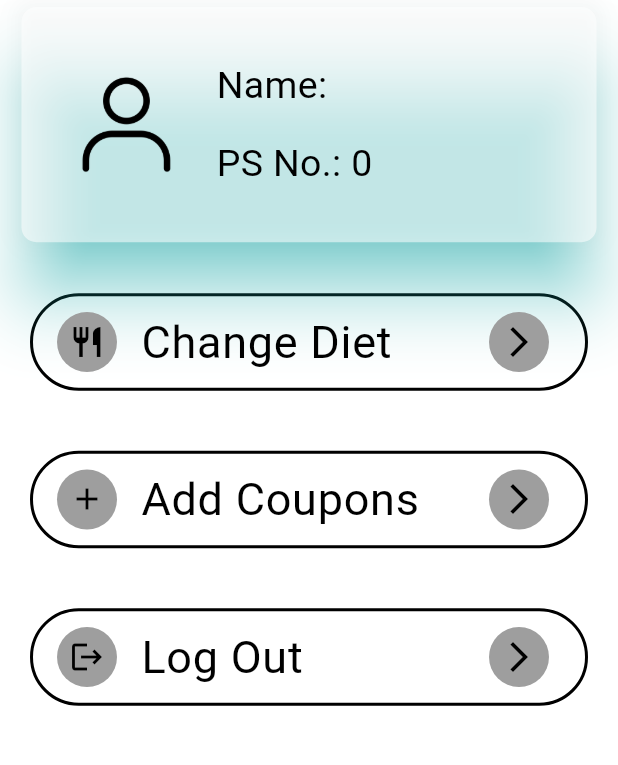
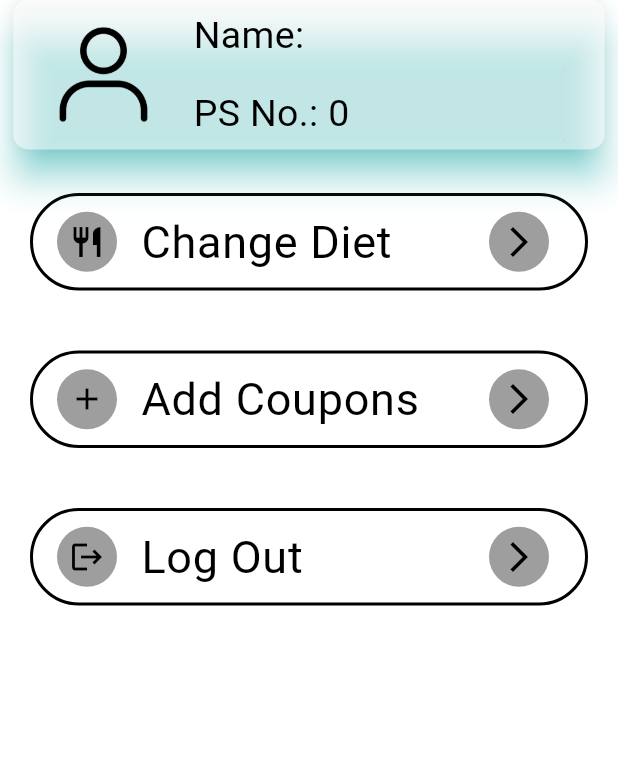
Before and after one commit to vnkados31/csms, a Flutter app: the SettingsScreen screen opened directly, on a phone screen of 412 x 824 dp, the part 98-863 px from its top. Run offline on Flutter 3.47's test engine with Material 3 defaults, Android fonts, the phone set to English and light mode, and no system bars; our stand-ins replace badges, flutter_rating_bar, qr_flutter, shared_preferences; missing offline and left inert: beep_player, mobile_scanner, qr_scanner_overlay; accounts and stored records are empty.

```diff
--- a/lib/constants/global_variables.dart
+++ b/lib/constants/global_variables.dart
@@ -1,6 +1,6 @@
 import 'package:flutter/material.dart';
 
-String uri = 'http://192.168.1.5:3000';
+String uri = 'http://125.99.108.76:3000';
 
 //final GlobalKey<ScaffoldState> scaffoldKey = GlobalKey<ScaffoldState>();
 
--- a/lib/features/menu/screens/add_items.dart
+++ b/lib/features/menu/screens/add_items.dart
@@ -67,6 +67,7 @@ class _AddItemScreenState extends State<AddItemScreen> {
                   });
 
                   addMenuItem();
+
                   loading = false;
 
                   widget.initFunction();
--- a/lib/features/settings/screens/settings_screen.dart
+++ b/lib/features/settings/screens/settings_screen.dart
@@ -94,19 +94,17 @@ class _SettingsScreenState extends State<SettingsScreen> {
                       );
                     },
                     child: Container(
-                      width: MediaQuery.of(context).size.width * 0.95,
-                      height: MediaQuery.of(context).size.height * 0.20,
-                      margin: const EdgeInsets.all(10),
+                      padding: const EdgeInsets.all(5),
                       child: Card(
                         color: Colors.white54,
-                        elevation: 20,
+                        elevation: 10,
                         shadowColor: Colors.cyanAccent,
                         shape: RoundedRectangleBorder(
                           borderRadius: BorderRadius.circular(10),
                         ),
                         child: Row(
                           children: [
-                            const SizedBox(width: 20),
+                            const SizedBox(width: 10),
                             // User Profile Picture
                             const CircleAvatar(
                               backgroundImage:
@@ -124,12 +122,14 @@ class _SettingsScreenState extends State<SettingsScreen> {
                                 Text(
                                   'Name: ${user.name}',
                                   style: const TextStyle(fontSize: 25),
+                                  overflow: TextOverflow.ellipsis,
                                 ),
                                 const SizedBox(height: 16),
                                 // Add some space between the name and ID
                                 Text(
                                   'PS No.: ${user.psNumber}',
                                   style: const TextStyle(fontSize: 25),
+                                  overflow: TextOverflow.ellipsis,
                                 ),
                               ],
                             ),
--- a/lib/providers/user_provider.dart
+++ b/lib/providers/user_provider.dart
@@ -3,6 +3,7 @@ import 'package:flutter/material.dart';
 import '../models/user.dart';
 
 class UserProvider extends ChangeNotifier {
+
   User _user = User(
     id: '',
     name: '',
```
Also changed, not shown: 2 other files.
